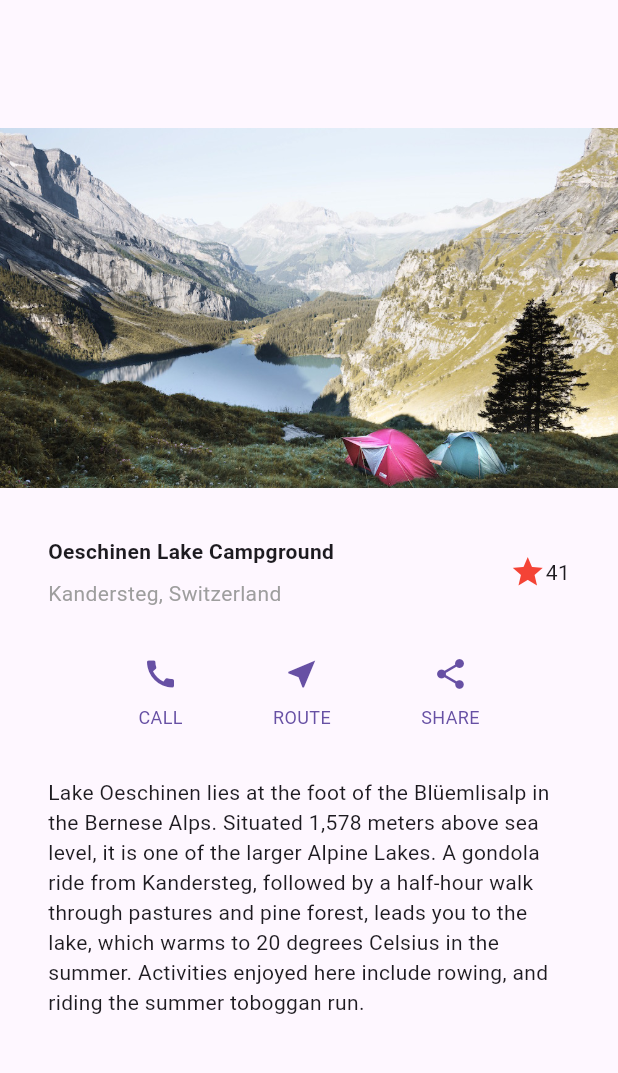
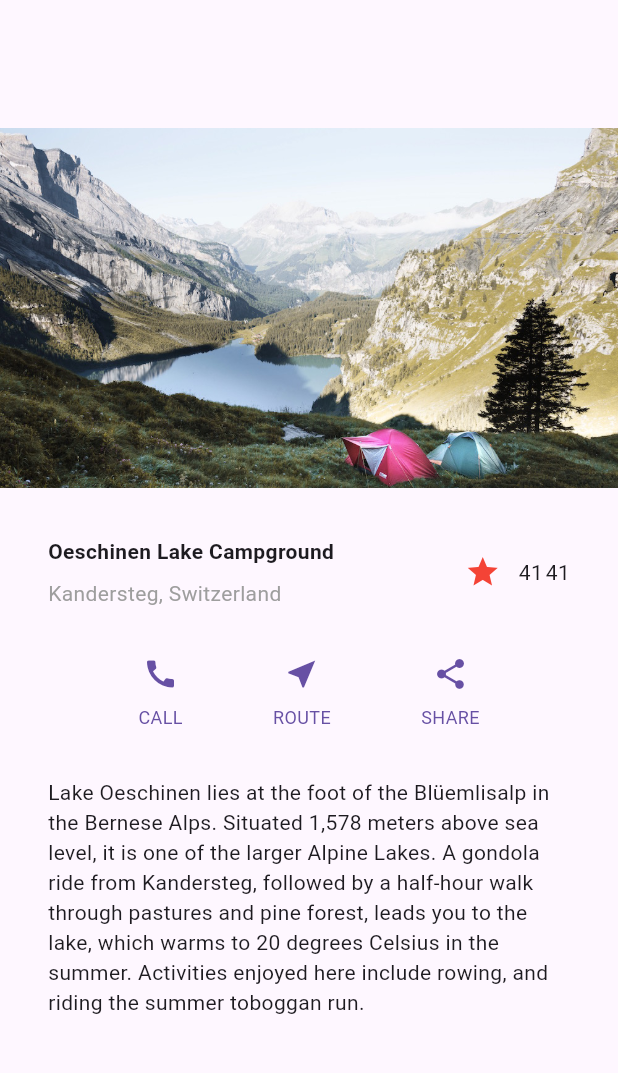
Before and after one commit to millejuice/moapp, a Flutter app: the screen it shows after launch, on a phone screen of 412 x 824 dp, the part 63-1136 px from its top. Run offline on Flutter 3.47's test engine with Material 3 defaults, Android fonts, the phone set to English and light mode, and no system bars.

Commit message:
[ADD] hw1

```diff
--- /dev/null
+++ b/hw1/hw1/lib/favorite_widget.dart
@@ -0,0 +1,46 @@
+import 'package:flutter/material.dart';
+
+class FavoriteWidget extends StatefulWidget {
+  const FavoriteWidget({super.key});
+
+  @override
+  State<FavoriteWidget> createState() => _FavoriteWidgetState();
+}
+
+class _FavoriteWidgetState extends State<FavoriteWidget> {
+  bool _isFavorited = true;
+  int _favoriteCount = 41;
+  @override
+  Widget build(BuildContext context) {
+    return Row(
+      mainAxisSize: MainAxisSize.min,
+      children: [
+        Container(
+          padding: const EdgeInsets.all(0),
+          child: IconButton(
+            padding: const EdgeInsets.all(0),
+            alignment: Alignment.center,
+            icon: (_isFavorited
+                ? const Icon(Icons.star)
+                : const Icon(Icons.star_border)),
+            color: Colors.red[500],
+            onPressed: _toggleFavorite,
+          ),
+        ),
+        SizedBox(width: 18, child: SizedBox(child: Text('$_favoriteCount'))),
+      ],
+    );
+  }
+
+  void _toggleFavorite() {
+  setState(() {
+    if (_isFavorited) {
+      _favoriteCount -= 1;
+      _isFavorited = false;
+    } else {
+      _favoriteCount += 1;
+      _isFavorited = true;
+    }
+  });
+}
+}
--- a/hw1/hw1/lib/main.dart
+++ b/hw1/hw1/lib/main.dart
@@ -1,4 +1,5 @@
 import 'package:flutter/material.dart';
+import 'package:hw1/favorite_widget.dart';
 import 'package:hw1/image_section.dart';
 import 'package:hw1/text_section.dart';
 
@@ -74,7 +75,7 @@ class TitleSection extends StatelessWidget {
             ),
           ),
           /*3*/
-          Icon(Icons.star, color: Colors.red[500]),
+          const FavoriteWidget(),
           const Text('41'),
         ],
       ),
```
Also changed, not shown: hw1/hw1/lib/parent_widget.dart (added, +62 -0 lines), hw1/hw1/lib/tap_box_a.dart (added, +59 -0 lines).
